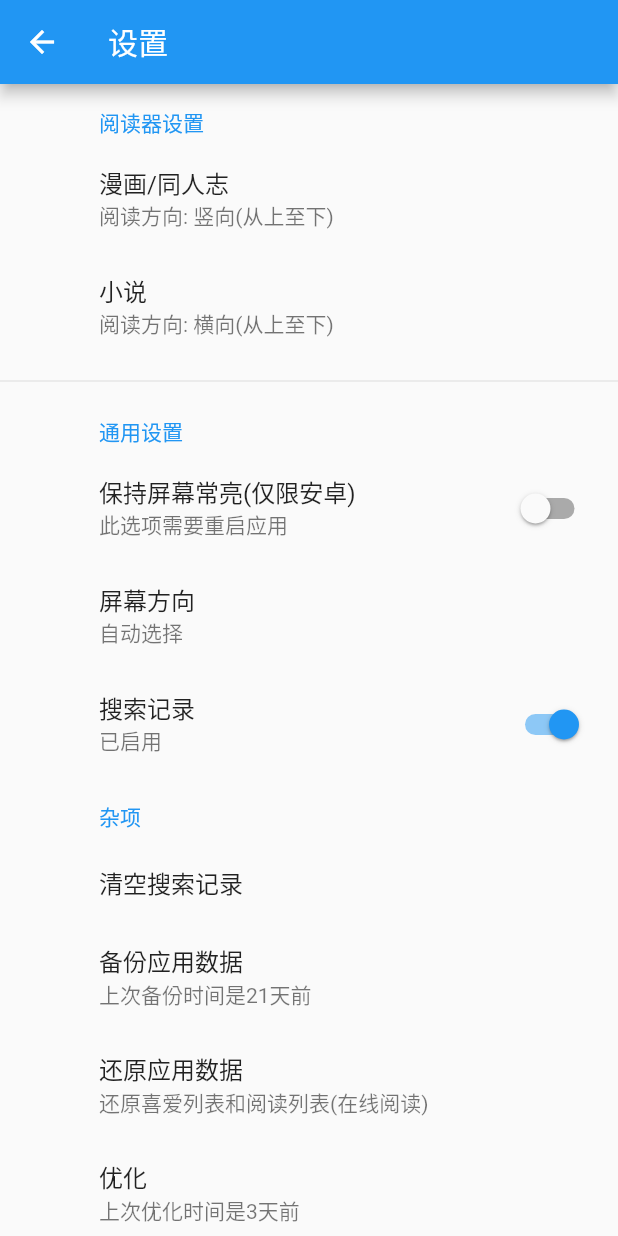
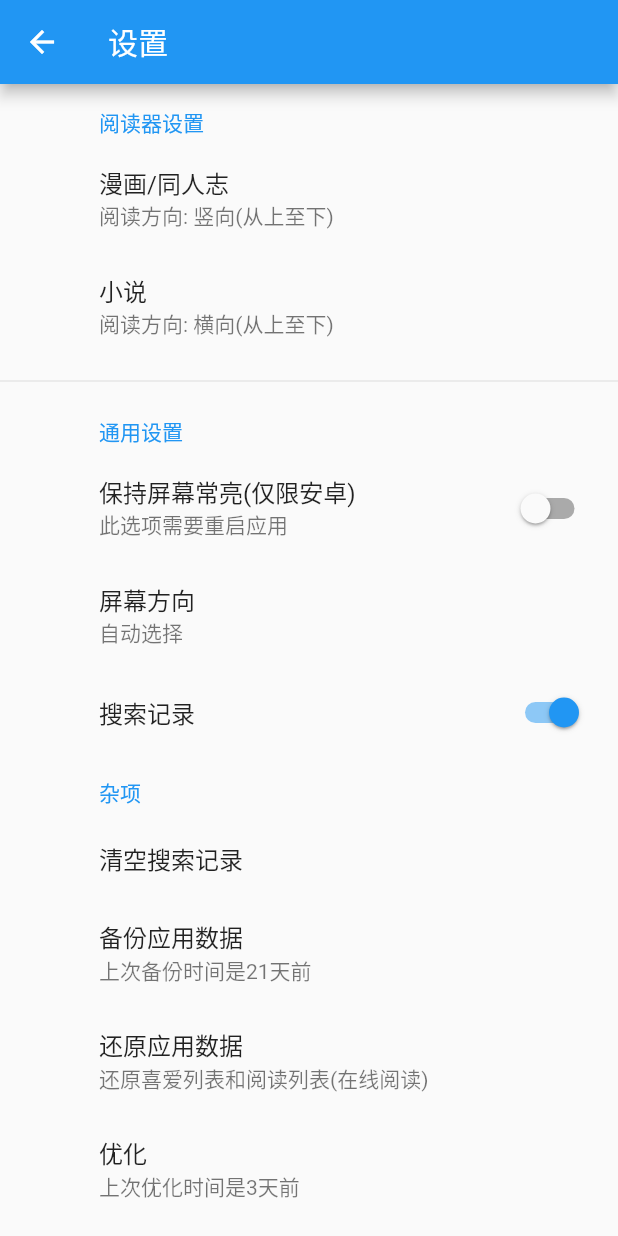
Before and after one commit to partnercloudsupport/bookshelf, a Flutter app: the ViewSettings screen opened directly, on a phone screen of 412 x 824 dp. Run offline on Flutter 3.47's test engine with Material 2 defaults, Android fonts, the phone set to English and light mode, and no system bars; our stand-ins replace battery, sembast, shared_preferences; missing offline and left inert: minibus, quick_actions; accounts and stored records are empty.

Commit message:
update settings view

```diff
--- a/lib/views/view_manga_detail.dart
+++ b/lib/views/view_manga_detail.dart
@@ -43,7 +43,6 @@
     _getBookDetail();
   }
 
-  /// TODO: rewrite save function
   _saveDetail(String cachedId, Map detail) {
     cachedResult[cachedId] = detail;
     _db.set('cached_detail', cachedResult).catchError((_){});
--- a/lib/views/view_novel_detail.dart
+++ b/lib/views/view_novel_detail.dart
@@ -49,7 +49,6 @@
     });
   }
 
-  /// TODO: rewrite save function
   _saveDetail(String cachedId, Map detail) {
     cachedResult[cachedId] = detail;
     _db.set('cached_detail', cachedResult).catchError((_){});
--- a/lib/views/view_settings.dart
+++ b/lib/views/view_settings.dart
@@ -93,10 +93,10 @@
               padding: tileItemPadding,
               child: const Text('搜索记录'),
             ),
-            subtitle: new Container(
-              padding: tileItemPadding,
-              child: new Text(openSearchRecord ? '已启用' : '已禁用'),
-            ),
+//            subtitle: new Container(
+//              padding: tileItemPadding,
+//              child: new Text(openSearchRecord ? '已启用' : '已禁用'),
+//            ),
             value: openSearchRecord,
             onChanged: (bool value) {
               _toggleOpenSearchRecord();
--- a/lib/views/widgets/widget_bookshelf.dart
+++ b/lib/views/widgets/widget_bookshelf.dart
@@ -45,14 +45,14 @@
       child: new ListView(
         children: <Widget>[
           bookList != null ? new Container(
-            margin: const EdgeInsets.fromLTRB(10.0, 10.0, 10.0, 10.0),
+            margin: const EdgeInsets.fromLTRB(10.0, 20.0, 10.0, 0.0),
             child: new Column(
               crossAxisAlignment: CrossAxisAlignment.start,
               children: <Widget>[
                 bookList['manga'].length != 0 ? new Column(
                   crossAxisAlignment: CrossAxisAlignment.start,
                   children: <Widget>[
-                    new Divider(),
+//                    new Divider(),
                     new Padding(
                       padding: const EdgeInsets.fromLTRB(15.0, 0.0, 0.0, 12.0),
                       child: new Text('漫画', style: new TextStyle(fontSize: 16.0, color: invertColor(Theme.of(context).cardColor.withOpacity(0.6)))),
--- a/lib/views/widgets/zoomable_widget.dart
+++ b/lib/views/widgets/zoomable_widget.dart
@@ -5,7 +5,9 @@
     Key key,
     this.minScale: 0.7,
     this.maxScale: 1.4,
-  }) : super(key: key);
+    Widget child,
+  }) : assert(minScale != null),
+       assert(maxScale != null);
 
   final double maxScale;
   final double minScale;
```
Also changed, not shown: pubspec.yaml (+0 -45 lines), lib/util/i18n.dart (deleted), lib/util/translate.dart (added).
